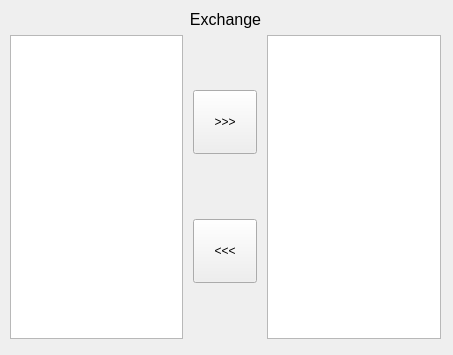
Above: LivingRoomTool/LivingRoomTool/BindingExchangeWidget.ui from ACPLMaverick/MAVNET_Fast before the change. Below: the same form after it.
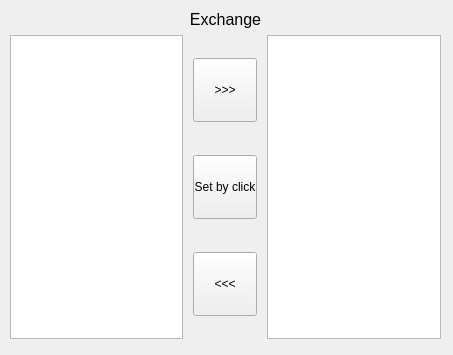
That is the form after the change.

Commit message: [LRT] WIP Button click editing for advanced bindings.

```diff
--- a/LivingRoomTool/LivingRoomTool/BindingExchangeWidget.ui
+++ b/LivingRoomTool/LivingRoomTool/BindingExchangeWidget.ui
@@ -63,7 +63,7 @@
        </widget>
       </item>
       <item>
-       <layout class="QVBoxLayout" name="verticalLayout" stretch="0,0">
+       <layout class="QVBoxLayout" name="verticalLayout" stretch="0,0,0">
         <item>
          <widget class="QPushButton" name="Btn_Add">
           <property name="sizePolicy">
@@ -83,6 +83,25 @@
           </property>
          </widget>
         </item>
+        <item>
+         <widget class="QPushButton" name="Btn_EditByClick">
+          <property name="sizePolicy">
+           <sizepolicy hsizetype="Preferred" vsizetype="Preferred">
+            <horstretch>0</horstretch>
+            <verstretch>0</verstretch>
+           </sizepolicy>
+          </property>
+          <property name="maximumSize">
+           <size>
+            <width>64</width>
+            <height>64</height>
+           </size>
+          </property>
+          <property name="text">
+           <string>Set by click</string>
+          </property>
+         </widget>
+        </item>
         <item>
          <widget class="QPushButton" name="Btn_Remove">
           <property name="sizePolicy">
```
The commit also changes 11 other files.
